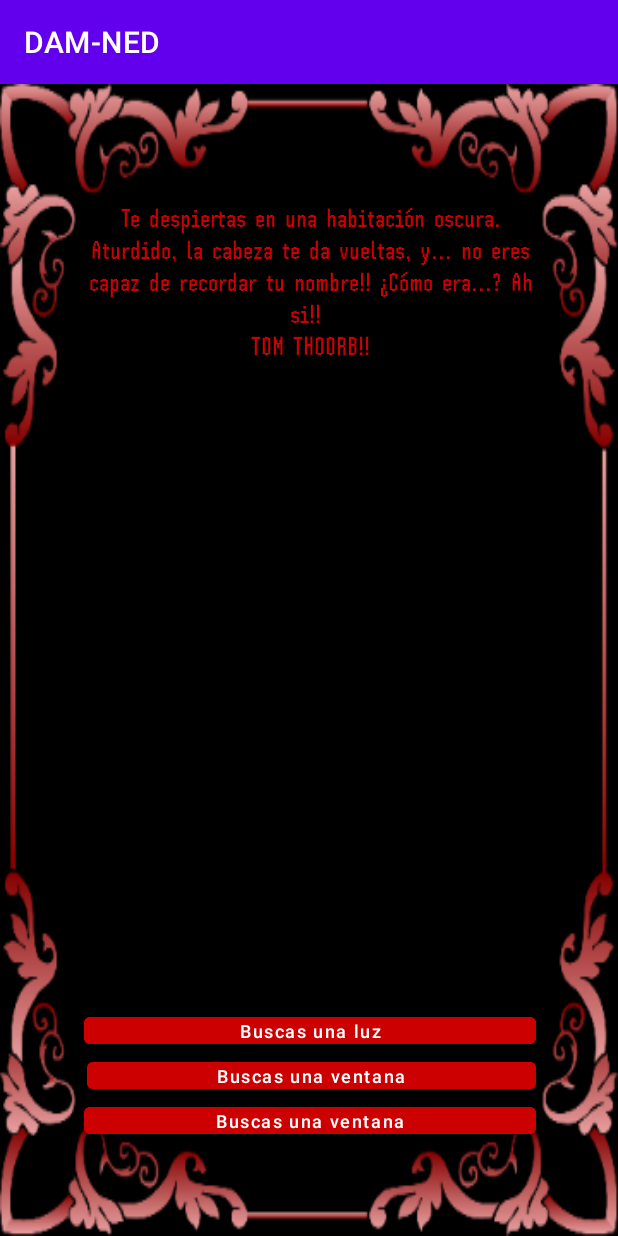
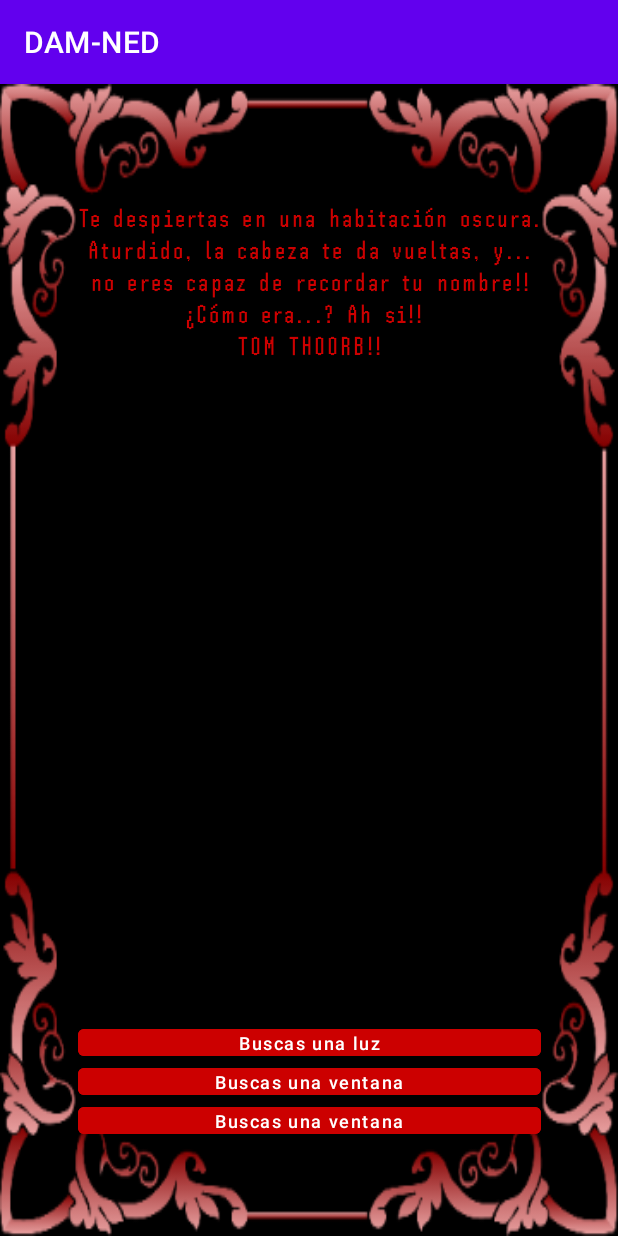
Before and after one commit to ProgramersRepositorio/DAM-NED, an Android app: the screen it shows after launch (Activity_3_botones), after a tap on "DAM-NED", on a phone screen of 412 x 824 dp. Run offline under Robolectric (Android 15) with nearby library versions, the phone set to English and light mode, and no system bars.

Commit message:
Pequeña mejora de diseño y responsividad

```diff
--- a/app/src/main/res/layout/activity_3_botones.xml
+++ b/app/src/main/res/layout/activity_3_botones.xml
@@ -10,24 +10,27 @@
 
     <TextView
         android:id="@+id/textoPantalla"
-        android:layout_width="301dp"
-        android:layout_height="306dp"
+        android:layout_width="0dp"
+        android:layout_height="0dp"
         android:layout_marginTop="72dp"
+        android:layout_marginBottom="24dp"
         android:fontFamily="@font/shpinscher"
         android:gravity="center|top"
+        android:letterSpacing="0.08"
         android:textColor="@android:color/holo_red_dark"
         android:textSize="18sp"
+        app:layout_constraintBottom_toTopOf="@+id/boton1"
         app:layout_constraintEnd_toEndOf="parent"
         app:layout_constraintHorizontal_bias="0.504"
         app:layout_constraintStart_toStartOf="parent"
         app:layout_constraintTop_toTopOf="parent"
-        app:layout_constraintWidth_percent="0.7" />
+        app:layout_constraintWidth_percent="0.75" />
 
     <Button
         android:id="@+id/boton1"
         android:layout_width="0dp"
         android:layout_height="18dp"
-        android:layout_marginBottom="12dp"
+        android:layout_marginBottom="8dp"
         android:backgroundTint="@android:color/holo_red_dark"
         android:inputType="text"
         android:insetTop="0dp"
@@ -47,9 +50,9 @@
 
     <Button
         android:id="@+id/boton2"
-        android:layout_width="299dp"
+        android:layout_width="0dp"
         android:layout_height="18sp"
-        android:layout_marginBottom="12dp"
+        android:layout_marginBottom="8dp"
         android:backgroundTint="@android:color/holo_red_dark"
         android:inputType="text"
         android:insetTop="0dp"
```
